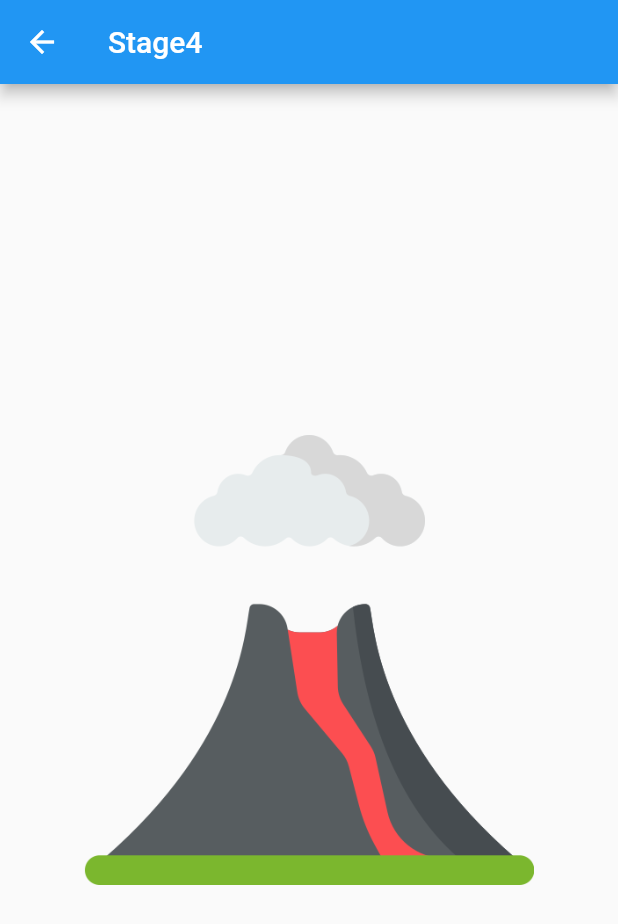
After one commit to tnvchdql0255/Sensor_game, a Flutter app: the StageS3 screen opened directly, on a phone screen of 412 x 824 dp. The commit adds this screen. Shown: the top 924 px of the screen. Run offline on Flutter 3.47's test engine with Material 2 defaults, Android fonts, the phone set to English and light mode, and no system bars; our stand-ins replace battery_plus, sensors_plus, sqflite; accounts and stored records are empty.

Commit message:
중간저장

```diff
--- a/lib/stage/stage_S_1.dart
+++ b/lib/stage/stage_S_1.dart
@@ -83,7 +83,7 @@ class _StageS1State extends State<StageS1> {
 
   // 걸음 수를 계산하는 메서드입니다.
   int _calculateSteps(List<double> values) {        //values는 가속도 센서의 x,y,z값을 저장한 리스트
-    double norm = _norm(values);
+    double norm = _norm(values);   //
     if (norm > 18) {                      //조건부의 값을 수정하면 걸음 수의 민감도를 조절할 수 있습니다.
       return _steps + 1;                  //걸음 수를 1 증가시킵니다.
     }
--- a/lib/stage/stage_S_2.dart
+++ b/lib/stage/stage_S_2.dart
@@ -47,10 +47,10 @@ class _StageS2State extends State<StageS2> {
         child: Column(
           mainAxisAlignment: MainAxisAlignment.center,
           children: [
-            GestureDetector(
+            GestureDetector( // 확대/축소 기능을 위한 GestureDetector 위젯
               onScaleUpdate: (ScaleUpdateDetails details) {
                 setState(() {
-                  scaleFactor = details.scale.clamp(1.0, 2.0); // 확대/축소 비율을 제한하여 설정
+                  scaleFactor = 1.0 + (details.scale - 1.0); // 확대/축소 비율을 제한하여 설정
                 });
               },
               child: Transform.scale(
--- /dev/null
+++ b/lib/stage/stage_S_3.dart
@@ -0,0 +1,97 @@
+import 'package:flutter/material.dart';
+import 'package:sensor_game/common_ui/start.dart';
+import 'package:sensor_game/service/db_manager.dart';
+import 'package:sqflite/sqflite.dart';
+
+class StageS3 extends StatefulWidget {
+  const StageS3({super.key});
+
+  @override
+  State<StageS3> createState() => _StageS3State();
+}
+
+class _StageS3State extends State<StageS3> with SingleTickerProviderStateMixin {
+  //스테이지 시작 시, 스테이지 설명을 출력하는 PopUps 클래스의 인스턴스 생성
+  PopUps popUps = const PopUps(startMessage: "스테이지 4", quest: "화산을 터트려라!");
+  DBHelper dbHelper = DBHelper();
+  late final Database db;
+
+  //DB를 불러오는 getDB 함수 생성
+  void getDB() async {
+    db = await dbHelper.db;
+  }
+
+  late AnimationController _animationController;  //애니메이션을 위한 AnimationController 클래스의 인스턴스 생성
+  late Animation<double> _animation;   //애니메이션을 위한 Animation 클래스의 인스턴스 생성
+
+  final double _swipeThreshold = 200.0;  //화면을 터치한 채로 위로 드래그할 때, 터치한 위치의 y좌표와 현재 위치의 y좌표의 차이를 계산하여 일정 거리 이상 드래그하면 애니메이션을 실행
+  double _initialPositionY = 0.0;        //화면을 터치했을 때, 터치한 위치의 y좌표를 저장
+
+  @override
+  void initState() {
+    super.initState();
+
+    _animationController = AnimationController(  //애니메이션 컨트롤러 생성
+      vsync: this,
+      duration: const Duration(milliseconds: 500),  //애니메이션의 지속시간 설정
+    );
+
+    _animation = Tween<double>(begin: 1.0, end: 0.0).animate(_animationController)  //Tween 클래스를 이용하여 애니메이션의 시작과 끝을 설정
+      ..addListener(() {
+        setState(() {});
+      });
+  }
+
+  @override
+  void dispose() {
+    _animationController.dispose();
+    super.dispose();
+  }
+
+  void _onVerticalDragStart(DragStartDetails details) {    //화면을 터치했을 때, 터치한 위치의 y좌표를 저장
+    _initialPositionY = details.globalPosition.dy;  //터치한 위치의 y좌표를 저장
+  }
+
+  void _onVerticalDragUpdate(DragUpdateDetails details) {   //화면을 터치한 채로 위로 드래그할 때, 터치한 위치의 y좌표와 현재 위치의 y좌표의 차이를 계산하여 일정 거리 이상 드래그하면 애니메이션을 실행
+    double dy = details.globalPosition.dy;    //현재 위치의 y좌표를 저장
+    double distance = _initialPositionY - dy;  //터치한 위치의 y좌표와 현재 위치의 y좌표의 차이를 계산하여 저장
+    if (distance.abs() > _swipeThreshold) {   //터치한 위치의 y좌표와 현재 위치의 y좌표의 차이가 일정 거리 이상이면 애니메이션을 실행
+      _animationController.forward();
+    }
+  }
+
+  @override
+  Widget build(BuildContext context) {
+    return Scaffold(
+      appBar: AppBar(
+        title: const Text('Stage4'),
+      ),
+      body: GestureDetector(
+        onVerticalDragStart: _onVerticalDragStart,
+        onVerticalDragUpdate: _onVerticalDragUpdate,
+        child: Center(
+          child: Stack(
+            children: [
+              Opacity(
+                opacity: _animation.value,
+                child: Image.asset(
+                  'assets/images/volcano_erupt.png',
+                  width: 300,
+                  height: 300,
+                ),
+              ),
+              Opacity(
+                opacity: 1 - _animation.value,
+                child: Image.asset(
+                  'assets/images/volcano.png',
+                  width: 300,
+                  height: 300,
+                ),
+              ),
+            ],
+          ),
+        ),
+      ),
+    );
+  }
+}
--- a/pubspec.yaml
+++ b/pubspec.yaml
@@ -70,6 +70,8 @@ flutter:
       - assets/images/spoon.png
       - assets/images/big_spoon.png
       - assets/images/photo_frame.png
+      - assets/images/volcano_erupt.png
+      - assets/images/volcano.png
 
   #   - images/a_dot_burr.jpeg
   #   - images/a_dot_ham.jpeg
```
Also changed, not shown: assets/images/volcano.png (added), assets/images/volcano_erupt.png (added).
